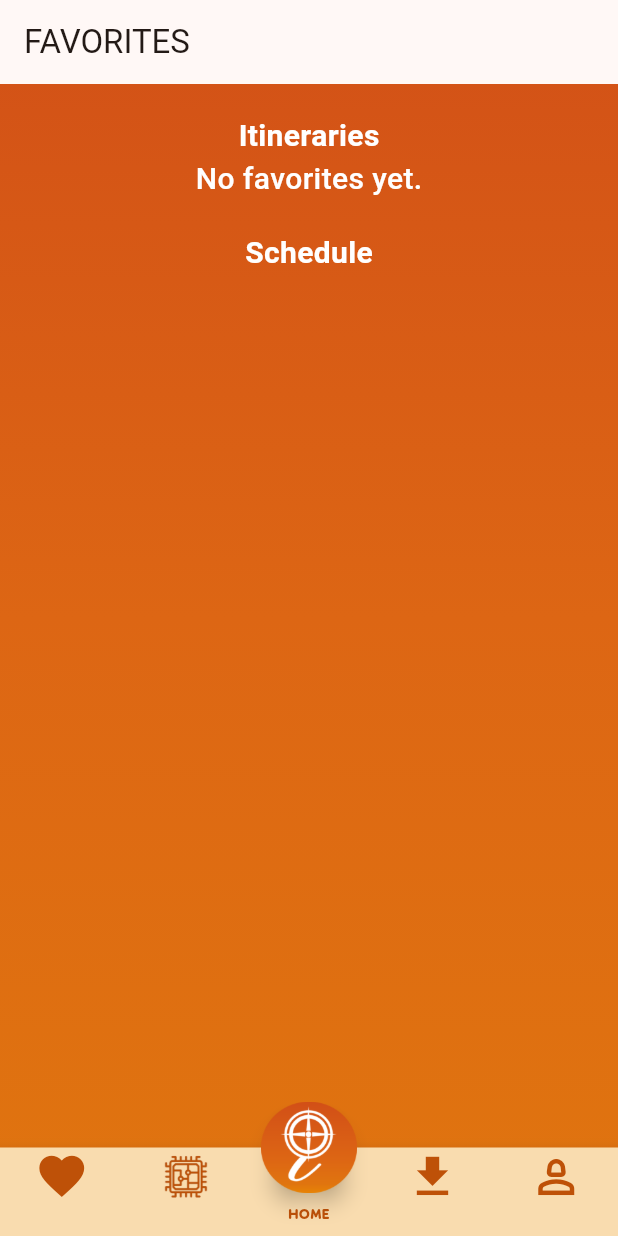
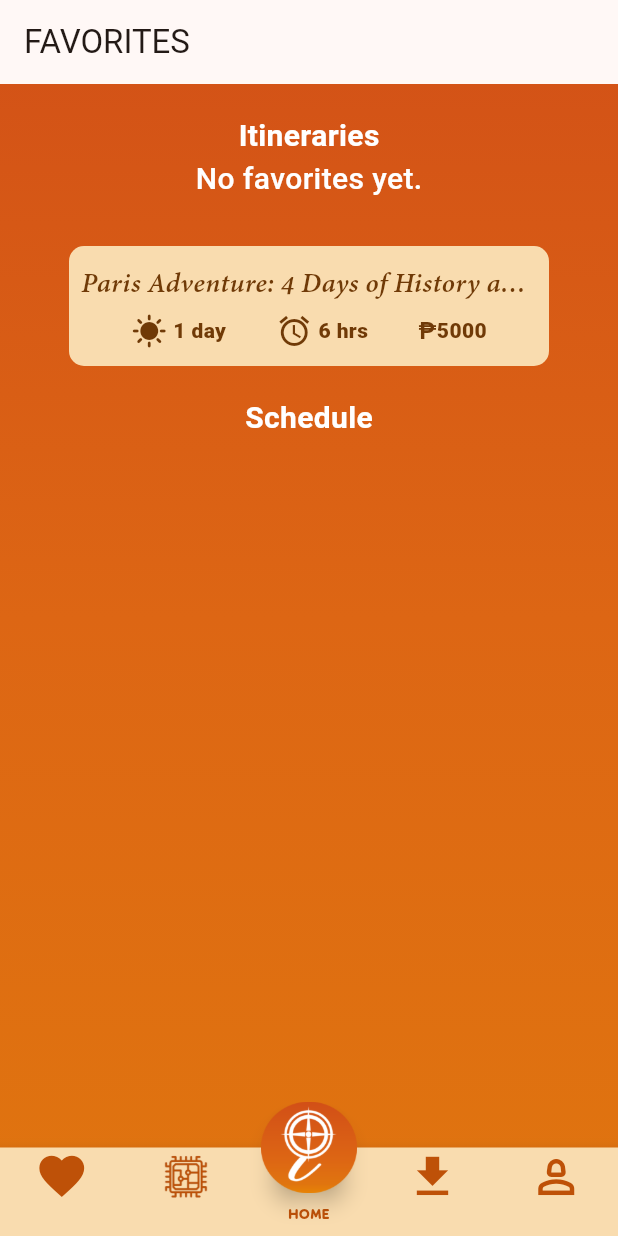
Before and after one commit to lalakingcaaath/iExplore, a Flutter app: the Favorites screen opened by its route, on a phone screen of 412 x 824 dp. Run offline on Flutter 3.47's test engine with Material 3 defaults, Android fonts, the phone set to English and light mode, and no system bars; our stand-ins replace cloud_firestore, firebase_auth, firebase_core, firebase_storage, flutter_image_slideshow, flutter_map and 7 more; missing offline and left inert: typethis; accounts and stored records are empty; Roboto replaces fonts that are missing (FSP-Demo); project files that could hold a hidden picture were left out.

Commit message:
:sparkles: favorites.dart: added cards firestore_service.dart: added get favorite itinerary function

```diff
--- a/lib/pages/favorites.dart
+++ b/lib/pages/favorites.dart
@@ -27,7 +27,8 @@ class _FavoritesState extends State<Favorites> {
   void initState() {
     super.initState();
     AuthService _authService = Provider.of<AuthService>(context, listen: false);
-    _userID = _authService.user!.uid; // Store userUid in the class-level variable
+    _userID =
+        _authService.user!.uid; // Store userUid in the class-level variable
     print('UserUID: $_userID');
   }
 
@@ -70,12 +71,12 @@ class _FavoritesState extends State<Favorites> {
               SizedBox(height: 20),
               Center(
                 child: Text(
-                  "Itineraries", style: TextStyle(
+                  "Itineraries",
+                  style: TextStyle(
                       color: Colors.white,
                       fontFamily: "FSP-Demo",
                       fontWeight: FontWeight.bold,
-                  fontSize: 20
-                ),
+                      fontSize: 20),
                 ),
               ),
               FutureBuilder(
@@ -94,12 +95,12 @@ class _FavoritesState extends State<Favorites> {
                       if (favorites.isEmpty) {
                         return Center(
                           child: Text(
-                            "No favorites yet.", style: TextStyle(
+                            "No favorites yet.",
+                            style: TextStyle(
                                 fontFamily: 'FSP-Demo',
                                 fontWeight: FontWeight.w500,
                                 fontSize: 20,
-                              color: Colors.white
-                          ),
+                                color: Colors.white),
                           ),
                         );
                       } else {
@@ -108,7 +109,9 @@ class _FavoritesState extends State<Favorites> {
                             physics: NeverScrollableScrollPhysics(),
                             itemCount: favorites.length,
                             itemBuilder: (context, index) {
-                              Map<String, dynamic> favoriteDate = favorites[index].data() as Map<String, dynamic>;
+                              Map<String, dynamic> favoriteDate =
+                                  favorites[index].data()
+                                      as Map<String, dynamic>;
                               String itinerary = favoriteDate["itinerary"];
                               String imagePath = favoriteDate["imagePath"];
                               return Dismissible(
@@ -123,39 +126,41 @@ class _FavoritesState extends State<Favorites> {
                                 background: Container(
                                   color: Colors.red,
                                   alignment: Alignment.centerRight,
-                                  child: Icon(Icons.delete, color: Colors.white, size: 50),
+                                  child: Icon(Icons.delete,
+                                      color: Colors.white, size: 50),
                                 ),
                                 child: Column(
                                   children: [
                                     Row(
-                                        mainAxisAlignment: MainAxisAlignment.center,
+                                        mainAxisAlignment:
+                                            MainAxisAlignment.center,
                                         children: [
                                           Center(
                                             child: Text(
-                                              itinerary, textAlign: TextAlign.center, style: TextStyle(
+                                              itinerary,
+                                              textAlign: TextAlign.center,
+                                              style: TextStyle(
                                                   fontFamily: 'FSP-Demo',
                                                   fontWeight: FontWeight.w500,
                                                   fontSize: 20,
-                                                color: Colors.white
-                                            ),
+                                                  color: Colors.white),
                                             ),
                                           )
-                                        ]
-                                    ),
+                                        ]),
                                     SizedBox(height: 20),
                                     Row(
-                                      mainAxisAlignment: MainAxisAlignment.center,
+                                      mainAxisAlignment:
+                                          MainAxisAlignment.center,
                                       children: [
                                         Container(
                                           width: 325,
                                           height: 200,
                                           decoration: BoxDecoration(
-                                              borderRadius: BorderRadius.circular(20),
+                                              borderRadius:
+                                                  BorderRadius.circular(20),
                                               image: DecorationImage(
                                                   image: AssetImage(imagePath),
-                                                  fit: BoxFit.fill
-                                              )
-                                          ),
+                                                  fit: BoxFit.fill)),
                                         )
                                       ],
                                     ),
@@ -163,21 +168,111 @@ class _FavoritesState extends State<Favorites> {
                                   ],
                                 ),
                               );
-                            }
-                        );
+                            });
                       }
                     }
-                  }
+                  }),
+              SizedBox(height: 20),
+              Container(
+                height: 80,
+                width: 320,
+                margin: const EdgeInsets.only(top: 10),
+                decoration: BoxDecoration(
+                    borderRadius: BorderRadius.circular(10),
+                    color: lightOrangeColor),
+                child: Padding(
+                  padding: const EdgeInsets.all(8),
+                  child: Column(
+                    mainAxisAlignment: MainAxisAlignment.center,
+                    children: [
+                      Text(
+                        "Paris Adventure: 4 Days of History and Charm",
+                        overflow: TextOverflow.ellipsis,
+                        maxLines: 1,
+                        softWrap: true,
+                        style: TextStyle(
+                          fontFamily: "AdobeDevanagari",
+                          fontStyle: FontStyle.italic,
+                          fontWeight: FontWeight.bold,
+                          fontSize: 20,
+                          color: brownColor,
+                        ),
+                      ),
+                      SizedBox(
+                        height: 4,
+                      ),
+                      Row(
+                        mainAxisAlignment: MainAxisAlignment.spaceEvenly,
+                        children: [
+                          Row(
+                            children: [
+                              Icon(
+                                Icons.sunny,
+                                color: brownColor,
+                              ),
+                              SizedBox(
+                                width: 4,
+                              ),
+                              Text(
+                                "1 day",
+                                style: TextStyle(
+                                    fontFamily: 'FSP-Demo',
+                                    fontWeight: FontWeight.w900,
+                                    color: brownColor),
+                              ),
+                            ],
+                          ),
+                          Row(
+                            children: [
+                              Icon(
+                                Icons.alarm,
+                                color: brownColor,
+                              ),
+                              SizedBox(
+                                width: 4,
+                              ),
+                              Text(
+                                "6 hrs",
+                                style: TextStyle(
+                                    fontFamily: 'FSP-Demo',
+                                    fontWeight: FontWeight.w900,
+                                    color: brownColor),
+                              ),
+                            ],
+                          ),
+                          Row(
+                            children: [
+                              Text(
+                                "₱",
+                                style: TextStyle(
+                                    fontWeight: FontWeight.bold,
+                                    fontSize: 16,
+                                    color: brownColor),
+                              ),
+                              Text(
+                                "5000",
+                                style: TextStyle(
+                                    fontFamily: 'FSP-Demo',
+                                    fontWeight: FontWeight.w900,
+                                    color: brownColor),
+                              ),
+                            ],
+                          ),
+                        ],
+                      )
+                    ],
+                  ),
+                ),
               ),
               SizedBox(height: 20),
               Center(
                 child: Text(
-                  "Schedule", style: TextStyle(
+                  "Schedule",
+                  style: TextStyle(
                       color: Colors.white,
                       fontFamily: "FSP-Demo",
                       fontWeight: FontWeight.bold,
-                    fontSize: 20
-                ),
+                      fontSize: 20),
                 ),
               ),
             ],
--- a/lib/pages/test.dart
+++ b/lib/pages/test.dart
@@ -144,7 +144,7 @@ class _TestState extends State<Test> {
                   ElevatedButton(
                       onPressed: () async {
                         await FirestoreService()
-                            .getItineraryById('w8iqT78B9PY2omx39RdB');
+                            .getItineraryById('qtHPxm9h6F1CWPtMbiNu');
                       },
                       child: Text('Retrieve by id'))
                 ],
--- a/lib/provider/coin_provider.dart
+++ b/lib/provider/coin_provider.dart
@@ -10,7 +10,7 @@ class CoinProvider extends ChangeNotifier {
   void fetchCoinData() async {
     try {
       _coin = await FirestoreService().readCoinData();
-      print(_coin!.coinValue);
+      // print(_coin!.coinValue);
       notifyListeners();
     } catch (err) {
       throw Exception(err);
--- a/lib/provider/itinerary_provider.dart
+++ b/lib/provider/itinerary_provider.dart
@@ -3,6 +3,8 @@ import 'package:i_explore/model/itinerary_model.dart';
 
 class ItineraryProvider extends ChangeNotifier {
   Itinerary? _itinerary;
+
+  List<Itinerary> _itineraries = [];
 
   Itinerary? get itineraryVal => _itinerary;
 
@@ -11,4 +13,5 @@ class ItineraryProvider extends ChangeNotifier {
     notifyListeners();
   }
 
+  // TODO add a list of itineraries in saved page
 }
--- a/lib/services/firestore_service.dart
+++ b/lib/services/firestore_service.dart
@@ -50,15 +50,15 @@ class FirestoreService {
     }
   }
 
-  // * itinerary function
+  // * itinerary functions
   // TODO add firestore functions
 
   Future<void> saveItinenary(Map<String, dynamic> json) async {
     try {
       // TODO improvements in code are needed
+
+      json['isFavorite'] = false;
       await users.doc(userId).collection('generated_itinerary').doc().set(json);
-
-      print('saved');
     } catch (e) {
       print(e);
     }
@@ -87,6 +87,21 @@ class FirestoreService {
       final querySnapshot = await collection.get();
 
       print(querySnapshot.data());
+    } catch (e) {
+      print(e);
+    }
+  }
+
+  // * get a list of favorite itineraries
+  Future<void> getFavoriteItinerary() async {
+    try {
+      final collection = users
+          .doc(userId)
+          .collection('genereated_itinerary')
+          .where('isFavorite', isEqualTo: true);
+      final querySnapshot = await collection.get();
+
+      print(querySnapshot);
     } catch (e) {
       print(e);
     }
```
Lines whose indentation alone changed are shown as unchanged.
